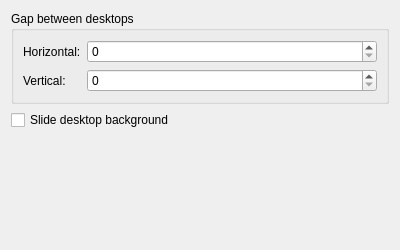
KDE/kwin, file src/plugins/slide/slide_config.ui: the form before one commit.
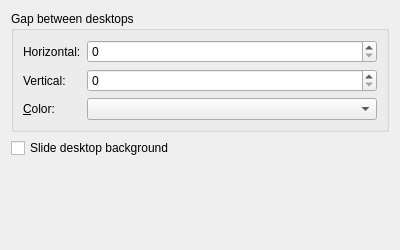
The form after the commit. Custom widgets are drawn as their Qt base class.

Commit message: effects/slide: Add a color control to the configuration page

```diff
--- a/src/plugins/slide/slide_config.ui
+++ b/src/plugins/slide/slide_config.ui
@@ -63,6 +63,26 @@
         </property>
        </widget>
       </item>
+      <item row="2" column="0">
+       <widget class="QLabel" name="label_GapColor">
+        <property name="text">
+         <string>&amp;Color:</string>
+        </property>
+        <property name="buddy">
+         <cstring>kcfg_GapColor</cstring>
+        </property>
+       </widget>
+      </item>
+      <item row="2" column="1">
+       <widget class="KColorCombo" name="kcfg_GapColor">
+        <property name="sizePolicy">
+         <sizepolicy hsizetype="Expanding" vsizetype="Fixed">
+          <horstretch>0</horstretch>
+          <verstretch>0</verstretch>
+         </sizepolicy>
+        </property>
+       </widget>
+      </item>
      </layout>
     </widget>
    </item>
@@ -88,6 +108,13 @@
    </item>
   </layout>
  </widget>
+ <customwidgets>
+  <customwidget>
+   <class>KColorCombo</class>
+   <extends>QComboBox</extends>
+   <header>kcolorcombo.h</header>
+  </customwidget>
+ </customwidgets>
  <resources/>
  <connections/>
 </ui>
```
The commit also changes 2 other files.
